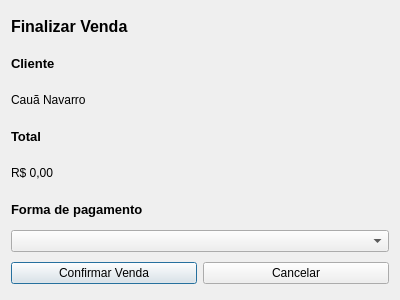
Before: the Qt Designer form finalize_sale_dialog.ui in cauanavarro/IFBA_TCC_Glassys, drawn with Qt 5.
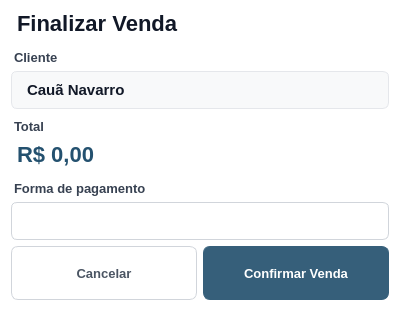
After: the same form once the commit is applied.

Commit message: feat: adiciona chatbot e corrige troca de cliente na página de vendas

```diff
--- a/finalize_sale_dialog.ui
+++ b/finalize_sale_dialog.ui
@@ -13,6 +13,242 @@
   <property name="windowTitle">
    <string>Dialog</string>
   </property>
+  <property name="styleSheet">
+   <string notr="true">/* =========================================================
+   FINALIZE SALE DIALOG
+   ========================================================= */
+
+QDialog#finalizeSaleDialog {
+    background-color: #FFFFFF;
+    color: #1F2937;
+}
+
+
+/* =========================================================
+   TÍTULO
+   ========================================================= */
+
+QDialog#finalizeSaleDialog QLabel#titleLabel {
+    color: #111827;
+
+    font-size: 22px;
+    font-weight: 700;
+
+    background-color: transparent;
+    border: none;
+
+    padding-bottom: 4px;
+}
+
+
+/* =========================================================
+   TÍTULOS DOS CAMPOS
+   ========================================================= */
+
+QDialog#finalizeSaleDialog QLabel#customerTitleLabel,
+QDialog#finalizeSaleDialog QLabel#totalTitleLabel,
+QDialog#finalizeSaleDialog QLabel#paymentMethodsTitleLabel {
+    color: #374151;
+
+    font-size: 13px;
+    font-weight: 600;
+
+    background-color: transparent;
+    border: none;
+
+    padding-top: 4px;
+}
+
+
+/* =========================================================
+   CLIENTE
+   ========================================================= */
+
+QDialog#finalizeSaleDialog QLabel#customerNameLabel {
+    color: #111827;
+
+    font-size: 15px;
+    font-weight: 500;
+
+    background-color: #F8F9FA;
+
+    border: 1px solid #E5E7EB;
+    border-radius: 6px;
+
+    padding: 9px 11px;
+}
+
+
+/* =========================================================
+   VALOR TOTAL
+   ========================================================= */
+
+QDialog#finalizeSaleDialog QLabel#totalValueLabel {
+    color: #24516F;
+
+    font-size: 22px;
+    font-weight: 700;
+
+    background-color: transparent;
+    border: none;
+
+    padding-top: 2px;
+    padding-bottom: 4px;
+}
+
+
+/* =========================================================
+   FORMA DE PAGAMENTO
+   ========================================================= */
+
+QDialog#finalizeSaleDialog QComboBox#paymentComboBox {
+    background-color: #FFFFFF;
+
+    color: #1F2937;
+
+    border: 1px solid #D1D5DB;
+    border-radius: 6px;
+
+    padding: 8px 10px;
+
+    min-height: 20px;
+
+    font-size: 13px;
+}
+
+
+QDialog#finalizeSaleDialog QComboBox#paymentComboBox:hover {
+    border: 1px solid #9CAFC0;
+}
+
+
+QDialog#finalizeSaleDialog QComboBox#paymentComboBox:focus {
+    border: 1px solid #4F7FA3;
+}
+
+
+/* ---------- Seta do ComboBox ---------- */
+
+QDialog#finalizeSaleDialog QComboBox#paymentComboBox::drop-down {
+    border: none;
+
+    width: 30px;
+}
+
+
+/* =========================================================
+   LISTA DO COMBOBOX
+   ========================================================= */
+
+QDialog#finalizeSaleDialog QComboBox#paymentComboBox QAbstractItemView {
+    background-color: #FFFFFF;
+
+    color: #1F2937;
+
+    border: 1px solid #D1D5DB;
+
+    selection-background-color: #E7F0F7;
+    selection-color: #24516F;
+
+    outline: none;
+
+    padding: 4px;
+}
+
+
+/* =========================================================
+   CONTAINER DOS BOTÕES
+   ========================================================= */
+
+QDialog#finalizeSaleDialog QWidget#finalizeSaleButtonsContainer {
+    background-color: transparent;
+
+    border: none;
+}
+
+
+/* =========================================================
+   CONFIRMAR VENDA
+   ========================================================= */
+
+QDialog#finalizeSaleDialog QPushButton#confirmSaleButton {
+    background-color: #365F7A;
+
+    color: #FFFFFF;
+
+    border: 1px solid #365F7A;
+    border-radius: 7px;
+
+    min-height: 38px;
+
+    padding: 7px 16px;
+
+    font-size: 13px;
+    font-weight: 600;
+}
+
+
+QDialog#finalizeSaleDialog QPushButton#confirmSaleButton:hover {
+    background-color: #2E526A;
+
+    border: 1px solid #2E526A;
+}
+
+
+QDialog#finalizeSaleDialog QPushButton#confirmSaleButton:pressed {
+    background-color: #274657;
+
+    border: 1px solid #274657;
+}
+
+
+QDialog#finalizeSaleDialog QPushButton#confirmSaleButton:disabled {
+    background-color: #CBD5DC;
+
+    color: #F8FAFC;
+
+    border: 1px solid #CBD5DC;
+}
+
+
+/* =========================================================
+   CANCELAR
+   ========================================================= */
+
+QDialog#finalizeSaleDialog QPushButton#cancelSaleButton {
+    background-color: #FFFFFF;
+
+    color: #4B5563;
+
+    border: 1px solid #D1D5DB;
+    border-radius: 7px;
+
+    min-height: 38px;
+
+    padding: 7px 16px;
+
+    font-size: 13px;
+    font-weight: 500;
+}
+
+
+QDialog#finalizeSaleDialog QPushButton#cancelSaleButton:hover {
+    background-color: #FEF2F2;
+
+    color: #B42318;
+
+    border: 1px solid #F0B4B4;
+}
+
+
+QDialog#finalizeSaleDialog QPushButton#cancelSaleButton:pressed {
+    background-color: #FEE2E2;
+
+    color: #991B1B;
+
+    border: 1px solid #ECA5A5;
+}</string>
+  </property>
   <layout class="QVBoxLayout" name="verticalLayout_2">
    <item>
     <layout class="QVBoxLayout" name="verticalLayout">
@@ -20,7 +256,7 @@
       <widget class="QLabel" name="titleLabel">
        <property name="font">
         <font>
-         <pointsize>12</pointsize>
+         <pointsize>-1</pointsize>
          <bold>true</bold>
         </font>
        </property>
@@ -33,8 +269,8 @@
       <widget class="QLabel" name="customerTitleLabel">
        <property name="font">
         <font>
-         <pointsize>10</pointsize>
-         <bold>true</bold>
+         <pointsize>-1</pointsize>
+         <fontweight>DemiBold</fontweight>
         </font>
        </property>
        <property name="text">
@@ -53,8 +289,8 @@
       <widget class="QLabel" name="totalTitleLabel">
        <property name="font">
         <font>
-         <pointsize>10</pointsize>
-         <bold>true</bold>
+         <pointsize>-1</pointsize>
+         <fontweight>DemiBold</fontweight>
         </font>
        </property>
        <property name="text">
@@ -73,8 +309,8 @@
       <widget class="QLabel" name="paymentMethodsTitleLabel">
        <property name="font">
         <font>
-         <pointsize>10</pointsize>
-         <bold>true</bold>
+         <pointsize>-1</pointsize>
+         <fontweight>DemiBold</fontweight>
         </font>
        </property>
        <property name="text">
@@ -102,20 +338,32 @@
         </property>
         <item>
          <layout class="QHBoxLayout" name="finalizeSaleButtonsLayout">
-          <item>
-           <widget class="QPushButton" name="confirmSaleButton">
-            <property name="text">
-             <string>Confirmar Venda</string>
-            </property>
-           </widget>
-          </item>
           <item>
            <widget class="QPushButton" name="cancelSaleButton">
+            <property name="minimumSize">
+             <size>
+              <width>0</width>
+              <height>30</height>
+             </size>
+            </property>
             <property name="text">
              <string>Cancelar</string>
             </property>
            </widget>
           </item>
+          <item>
+           <widget class="QPushButton" name="confirmSaleButton">
+            <property name="minimumSize">
+             <size>
+              <width>0</width>
+              <height>30</height>
+             </size>
+            </property>
+            <property name="text">
+             <string>Confirmar Venda</string>
+            </property>
+           </widget>
+          </item>
          </layout>
         </item>
        </layout>
```
The commit also changes 17 other files.
